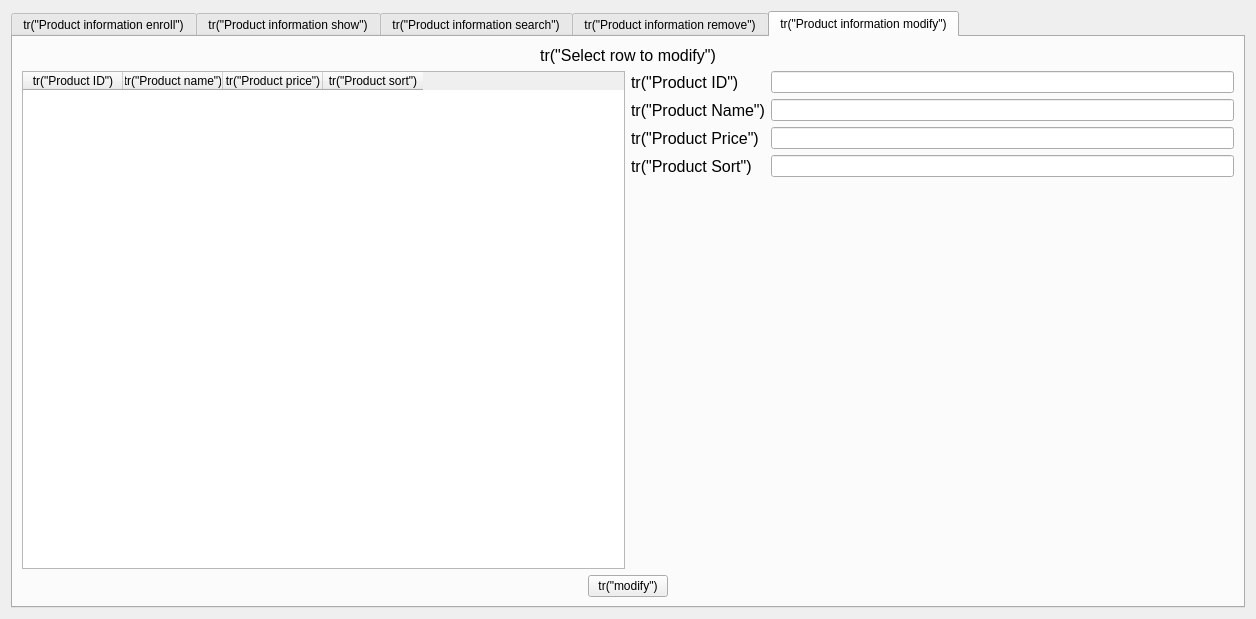
The window that CSApp/producthandlerform.ui (ToSaveData/qt_source) describes before a commit, drawn with Qt 5.
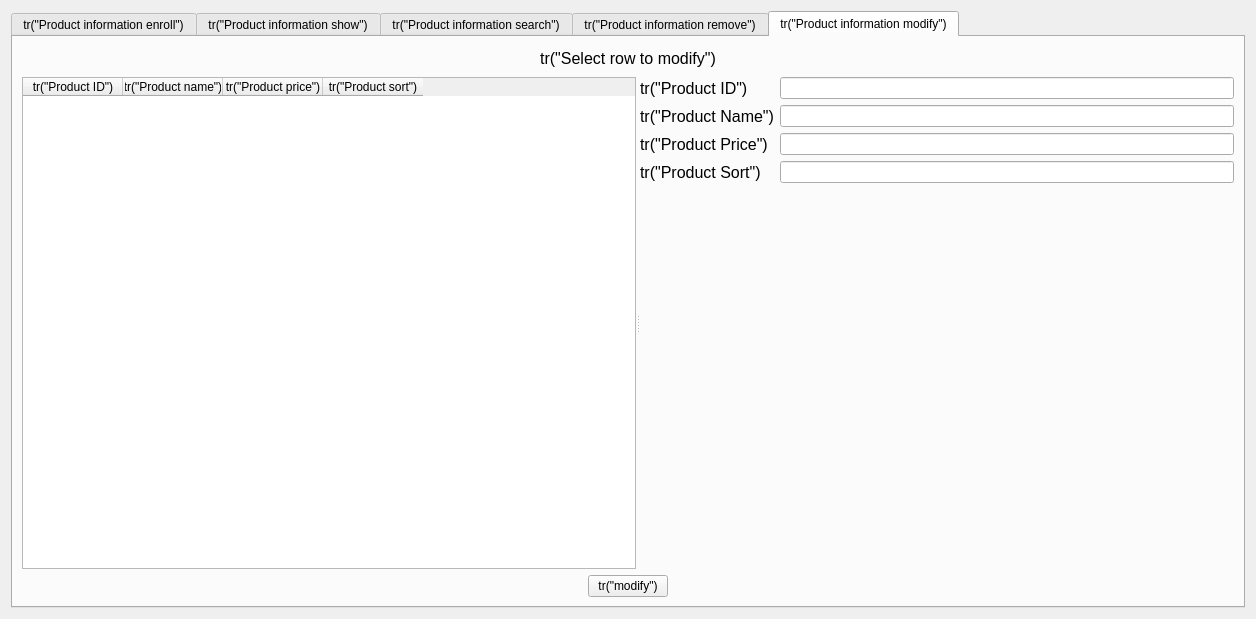
The same window after the commit. The open tabs and pages were chosen to show the change.

Patch:
```diff
--- a/CSApp/producthandlerform.ui
+++ b/CSApp/producthandlerform.ui
@@ -13,7 +13,7 @@
   <property name="windowTitle">
    <string>Form</string>
   </property>
-  <layout class="QVBoxLayout" name="verticalLayout_11">
+  <layout class="QVBoxLayout" name="verticalLayout_12">
    <item>
     <widget class="QTabWidget" name="tabWidget">
      <property name="minimumSize">
@@ -451,11 +451,17 @@
       <attribute name="title">
        <string>tr(&quot;Product information modify&quot;)</string>
       </attribute>
-      <layout class="QVBoxLayout" name="verticalLayout_12">
+      <layout class="QVBoxLayout" name="verticalLayout_11">
        <item>
         <layout class="QVBoxLayout" name="verticalLayout_10">
          <item>
           <widget class="QLabel" name="infoLabel5">
+           <property name="maximumSize">
+            <size>
+             <width>16777215</width>
+             <height>25</height>
+            </size>
+           </property>
            <property name="font">
             <font>
              <pointsize>12</pointsize>
@@ -470,9 +476,17 @@
           </widget>
          </item>
          <item>
-          <layout class="QHBoxLayout" name="horizontalLayout_6">
-           <item>
+          <widget class="QSplitter" name="splitter">
+           <property name="orientation">
+            <enum>Qt::Horizontal</enum>
+           </property>
             <widget class="QTableWidget" name="tableWidget5">
+            <property name="minimumSize">
+             <size>
+              <width>600</width>
+              <height>470</height>
+             </size>
+            </property>
              <property name="editTriggers">
               <set>QAbstractItemView::NoEditTriggers</set>
              </property>
@@ -506,8 +520,7 @@
               </property>
              </column>
             </widget>
-           </item>
-           <item>
+           <widget class="QWidget" name="">
             <layout class="QVBoxLayout" name="verticalLayout_9">
              <item>
               <layout class="QGridLayout" name="gridLayout_2">
@@ -603,8 +616,8 @@
               </spacer>
              </item>
             </layout>
-           </item>
-          </layout>
+           </widget>
+          </widget>
          </item>
          <item>
           <layout class="QHBoxLayout" name="horizontalLayout_5">
```
Left out of the diff: 24 changed lines with no effect on the pictures. Lines whose indentation alone changed are shown as unchanged.
